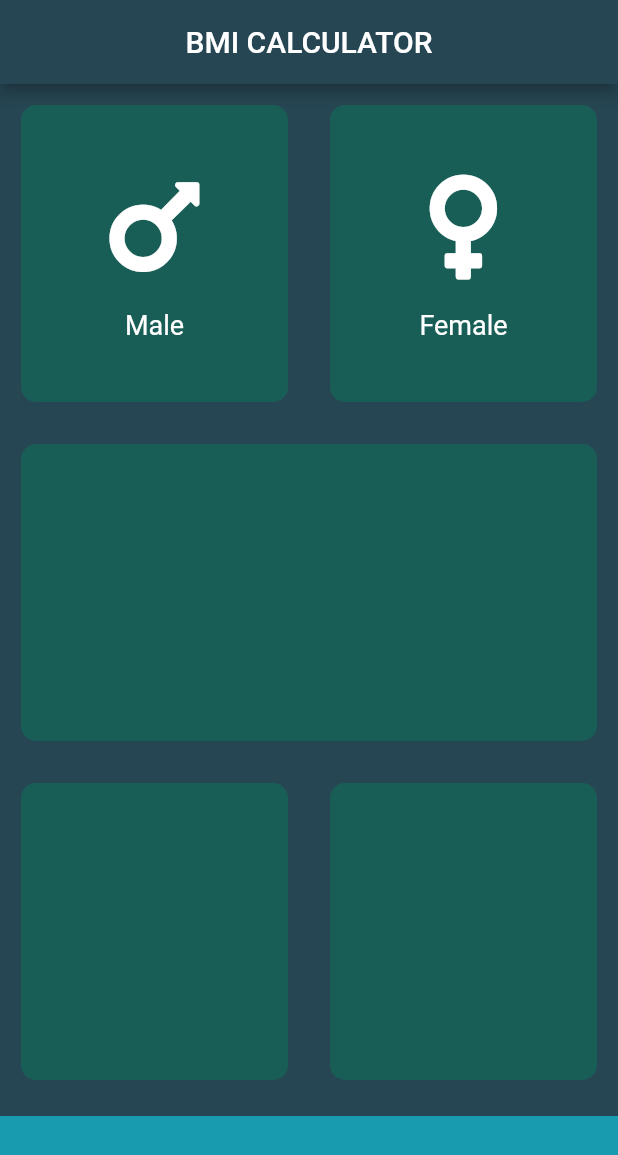
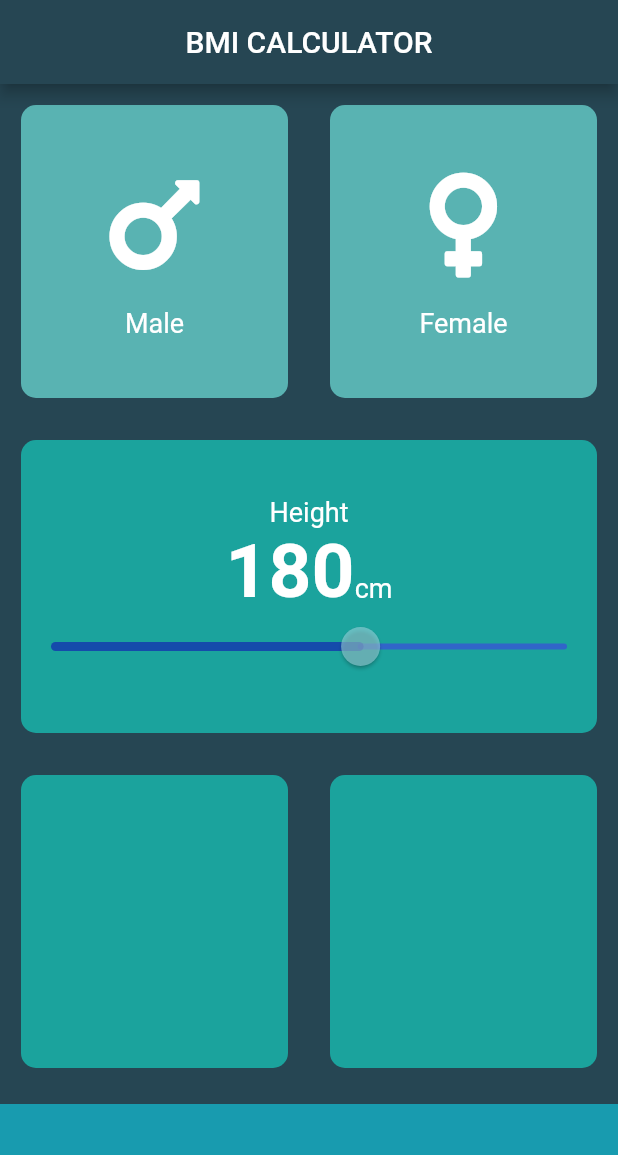
Before and after one commit to NahidHasanLimon/bmi_calculator_flutter, a Flutter app: the screen it shows after launch, on a phone screen of 412 x 824 dp. Shown: the top 1155 px of the screen. Run offline on Flutter 3.47's test engine with Material 2 defaults, Android fonts, the phone set to English and light mode, and no system bars; our stand-ins replace font_awesome_flutter.

Commit message:
slider added with theme data and set state

```diff
--- /dev/null
+++ b/lib/constants.dart
@@ -0,0 +1,17 @@
+import 'package:flutter/material.dart';
+
+const kActiveContainerCardColor = Color(0xFF1BA39D);
+const kInactiveContainerCardColor = Color(0xFF59B3B2);
+const kBottomContainerColor = Color(0xFF189BAF);
+const kBottomContainerHeight = 88.0;
+const kLabelTextStyle = TextStyle(
+  fontSize: 18.0,
+  color: Color(0xFFFFFFFF),
+);
+
+const kNumberTextStyle = TextStyle(fontSize: 50.0, fontWeight: FontWeight.bold);
+
+const kSliderActiveColor = Color(0x921009B6);
+const kSliderInactiveColor = Color(0x924136EA);
+const kSliderThumbColor = Color(0x929FD8E2);
+const kSliderOverLayColor = Color(0x92A8E5F3);
--- a/lib/inner_icon_content.dart
+++ b/lib/inner_icon_content.dart
@@ -1,9 +1,11 @@
 import 'package:flutter/material.dart';
+import 'constants.dart';
 
-class innerIconContent extends StatelessWidget {
+class InnerIconContent extends StatelessWidget {
   final IconData iconName;
   final String iconHeading;
-  innerIconContent({@required this.iconName, @required this.iconHeading});
+
+  InnerIconContent({@required this.iconName, @required this.iconHeading});
 
   @override
   Widget build(BuildContext context) {
@@ -19,7 +21,7 @@ class innerIconContent extends StatelessWidget {
         ),
         Text(
           iconHeading,
-          style: TextStyle(fontSize: 18.0, color: Color(0xFFFFFFFF)),
+          style: kLabelTextStyle,
         )
       ],
     );
--- a/lib/input_page.dart
+++ b/lib/input_page.dart
@@ -2,9 +2,12 @@ import 'package:flutter/material.dart';
 import 'package:font_awesome_flutter/font_awesome_flutter.dart';
 import 'inner_icon_content.dart';
 import 'reusable_containerCard.dart';
+import 'constants.dart';
 
-const activeContainerCardColor = Color(0xFF195E56);
-const bottomContainerColor = Color(0xFF189BAF);
+enum Gender {
+  male,
+  female,
+}
 
 class InputPage extends StatefulWidget {
   @override
@@ -12,6 +15,26 @@ class InputPage extends StatefulWidget {
 }
 
 class _InputPageState extends State<InputPage> {
+  Gender selectedGender;
+  int sliderHeight = 180;
+  // Color maleCardColor = activeContainerCardColor;
+  // Color femaleCardColor = inactiveContainerCardColor;
+  // void updateCardColor(Gender selectedGender) {
+  //   print(selectedGender);
+  // selectedGender == Gender.Male
+  //     ? maleCardColor = activeContainerCardColor
+  //     : femaleCardColor = inactiveContainerCardColor;
+  // selectedGender == Gender.Female
+  //     ? maleCardColor = inactiveContainerCardColor
+  //     : femaleCardColor = activeContainerCardColor;
+  // maleCardColor = selectedGender == Gender.male
+  //     ? activeContainerCardColor
+  //     : inactiveContainerCardColor;
+  // femaleCardColor = selectedGender == Gender.female
+  //     ? activeContainerCardColor
+  //     : inactiveContainerCardColor;
+  // }
+
   @override
   Widget build(BuildContext context) {
     return Scaffold(
@@ -19,14 +42,22 @@ class _InputPageState extends State<InputPage> {
         title: Center(child: Text('BMI CALCULATOR')),
       ),
       body: Column(
+        crossAxisAlignment: CrossAxisAlignment.stretch,
         children: [
           Expanded(
               child: Row(
             children: [
               Expanded(
                 child: ReUsableContainerCard(
-                  colorP: activeContainerCardColor,
-                  cardChild: innerIconContent(
+                  gestureOnPress: () {
+                    setState(() {
+                      selectedGender = Gender.male;
+                    });
+                  },
+                  colorP: selectedGender == Gender.male
+                      ? kActiveContainerCardColor
+                      : kInactiveContainerCardColor,
+                  cardChild: InnerIconContent(
                     iconName: FontAwesomeIcons.mars,
                     iconHeading: 'Male',
                   ),
@@ -34,8 +65,15 @@ class _InputPageState extends State<InputPage> {
               ),
               Expanded(
                 child: ReUsableContainerCard(
-                  colorP: activeContainerCardColor,
-                  cardChild: innerIconContent(
+                  gestureOnPress: () {
+                    setState(() {
+                      selectedGender = Gender.female;
+                    });
+                  },
+                  colorP: selectedGender == Gender.female
+                      ? kActiveContainerCardColor
+                      : kInactiveContainerCardColor,
+                  cardChild: InnerIconContent(
                     iconName: FontAwesomeIcons.venus,
                     iconHeading: 'Female',
                   ),
@@ -44,26 +82,79 @@ class _InputPageState extends State<InputPage> {
             ],
           )),
           Expanded(
-            child: ReUsableContainerCard(colorP: activeContainerCardColor),
+            child: ReUsableContainerCard(
+              colorP: kActiveContainerCardColor,
+              cardChild: Column(
+                mainAxisAlignment: MainAxisAlignment.center,
+                children: [
+                  Text(
+                    'Height',
+                    style: kLabelTextStyle,
+                  ),
+                  Row(
+                    mainAxisAlignment: MainAxisAlignment.center,
+                    crossAxisAlignment: CrossAxisAlignment.baseline,
+                    textBaseline: TextBaseline.alphabetic,
+                    children: [
+                      Text(
+                        sliderHeight.toString(),
+                        style: kNumberTextStyle,
+                      ),
+                      Text(
+                        'cm',
+                        style: kLabelTextStyle,
+                      ),
+                    ],
+                  ),
+                  SliderTheme(
+                    data: SliderTheme.of(context).copyWith(
+                      thumbColor: kSliderThumbColor,
+                      activeTrackColor: kSliderActiveColor,
+                      inactiveTrackColor: kSliderInactiveColor,
+                      overlayColor: kSliderOverLayColor,
+                      thumbShape: RoundSliderThumbShape(
+                        enabledThumbRadius: 13.0,
+                      ),
+                      overlayShape: RoundSliderOverlayShape(
+                        overlayRadius: 20,
+                      ),
+                    ),
+                    child: Slider(
+                      value: sliderHeight.toDouble(),
+                      min: 120.0,
+                      max: 220.0,
+                      // activeColor: kSliderActiveColor,
+                      // inactiveColor: kSliderInactiveColor,
+                      onChanged: (double newValue) {
+                        print(sliderHeight);
+                        setState(() {
+                          sliderHeight = newValue.round();
+                        });
+                      },
+                    ),
+                  )
+                ],
+              ),
+            ),
           ),
           Expanded(
               child: Row(
             children: [
               Expanded(
-                child: ReUsableContainerCard(colorP: activeContainerCardColor),
+                child: ReUsableContainerCard(colorP: kActiveContainerCardColor),
               ),
               Expanded(
                 child: ReUsableContainerCard(
-                  colorP: activeContainerCardColor,
+                  colorP: kActiveContainerCardColor,
                 ),
               ),
             ],
           )),
           Container(
-            color: bottomContainerColor,
+            color: kBottomContainerColor,
             margin: EdgeInsets.fromLTRB(0.0, 10.0, 0.0, 0.0),
             width: double.infinity,
-            height: 80.0,
+            height: kBottomContainerHeight,
           )
         ],
       ),
--- a/lib/reusable_containerCard.dart
+++ b/lib/reusable_containerCard.dart
@@ -1,17 +1,22 @@
 import 'package:flutter/material.dart';
 
 class ReUsableContainerCard extends StatelessWidget {
-  ReUsableContainerCard({@required this.colorP, this.cardChild});
+  ReUsableContainerCard(
+      {@required this.colorP, this.cardChild, this.gestureOnPress});
   final Color colorP;
   final Widget cardChild;
+  final Function gestureOnPress;
 
   @override
   Widget build(BuildContext context) {
-    return Container(
-      child: cardChild,
-      margin: EdgeInsets.all(14.0),
-      decoration: BoxDecoration(
-          color: colorP, borderRadius: BorderRadius.circular(10.0)),
+    return GestureDetector(
+      onTap: gestureOnPress,
+      child: Container(
+        child: cardChild,
+        margin: EdgeInsets.all(14.0),
+        decoration: BoxDecoration(
+            color: colorP, borderRadius: BorderRadius.circular(10.0)),
+      ),
     );
   }
 }
```
